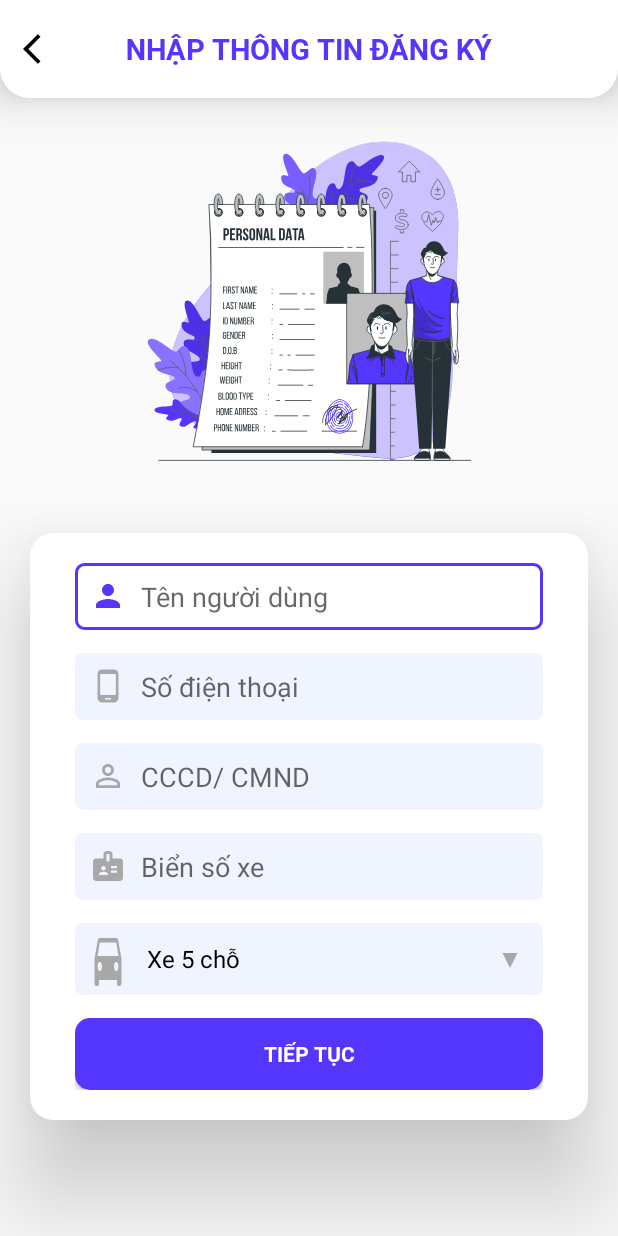
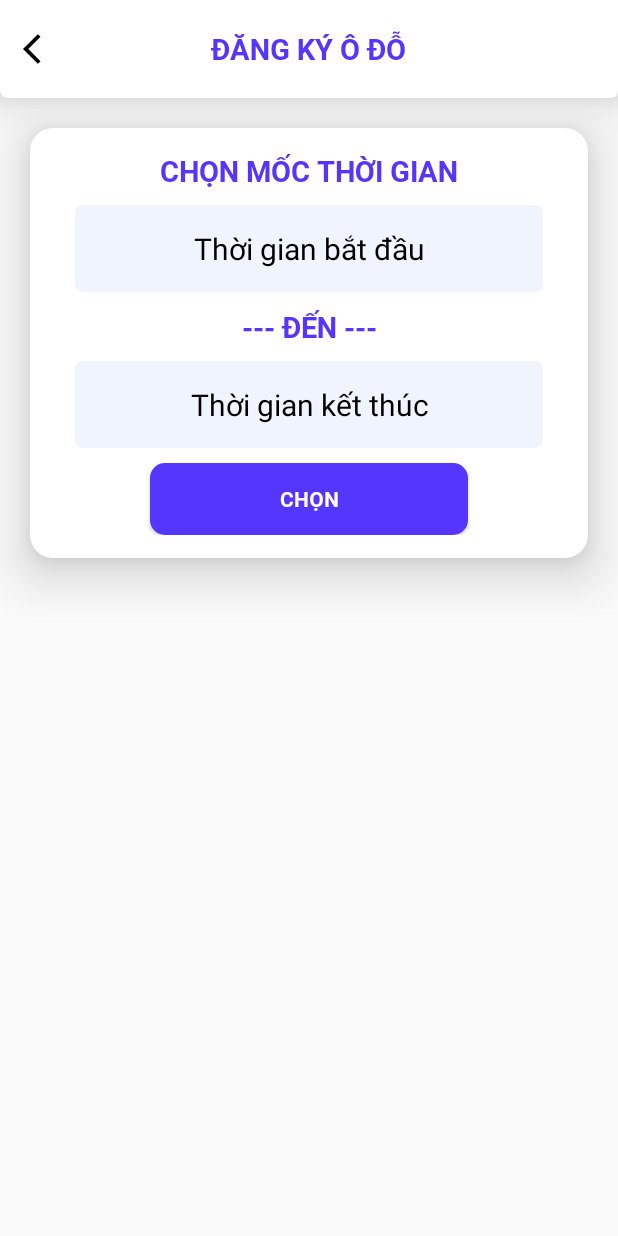
Before and after one commit to LeCongTung/ParkingLot, an Android app: the screen it shows after launch (fillInformation before the commit, register_parkinglot after it), on a phone screen of 412 x 824 dp. Run offline under Robolectric (Android 15) with nearby library versions, the phone set to English and light mode, and no system bars.

Commit message:
update 8h10 29/9/2022: add Time in Form register_parkingLot

```diff
--- a/app/src/main/res/drawable/bg_passer_header.xml
+++ b/app/src/main/res/drawable/bg_passer_header.xml
@@ -4,8 +4,8 @@
         <shape
             android:shape="rectangle">
             <corners
-                android:bottomLeftRadius="20dp"
-                android:bottomRightRadius="20dp"/>
+                android:bottomLeftRadius="5dp"
+                android:bottomRightRadius="5dp"/>
                 <solid
                     android:color="@color/white"/>
         </shape>
--- a/app/src/main/res/layout/activity_fill_information.xml
+++ b/app/src/main/res/layout/activity_fill_information.xml
@@ -48,11 +48,11 @@
         android:layout_centerInParent="true">
 
         <LinearLayout
-            android:layout_marginTop="20dp"
             android:id="@+id/layout_body"
             android:layout_width="match_parent"
             android:layout_height="wrap_content"
             android:layout_marginHorizontal="20dp"
+            android:layout_marginTop="20dp"
             android:background="@drawable/bg_passer_body"
             android:elevation="40dp"
             android:orientation="vertical"
@@ -144,6 +144,7 @@
                 android:paddingStart="40dp" />
 
             <Button
+                android:id="@+id/btn_continue"
                 android:layout_width="match_parent"
                 android:layout_height="wrap_content"
                 android:background="@drawable/bg_passer_body_btn"
--- /dev/null
+++ b/app/src/main/res/layout/activity_register_parkinglot.xml
@@ -0,0 +1,109 @@
+<?xml version="1.0" encoding="utf-8"?>
+<RelativeLayout xmlns:android="http://schemas.android.com/apk/res/android"
+    xmlns:app="http://schemas.android.com/apk/res-auto"
+    xmlns:tools="http://schemas.android.com/tools"
+    android:layout_width="match_parent"
+    android:layout_height="match_parent"
+    tools:context=".feature.customer.passer.register_parkingLot.register_parkinglot">
+    <RelativeLayout
+        android:id="@+id/layout_top"
+        android:layout_width="match_parent"
+        android:layout_height="wrap_content"
+        android:background="@drawable/bg_passer_header"
+        android:elevation="20dp"
+        android:paddingHorizontal="10dp"
+        android:paddingVertical="15dp">
+
+        <ImageButton
+            android:layout_width="wrap_content"
+            android:layout_height="wrap_content"
+            android:background="@color/white"
+            android:padding="5dp"
+            android:src="@drawable/ic_passer_header_back" />
+
+        <TextView
+            android:layout_width="wrap_content"
+            android:layout_height="wrap_content"
+            android:layout_centerInParent="true"
+            android:fontFamily="@font/roboto_bold"
+            android:text="ĐĂNG KÝ Ô ĐỖ"
+            android:textColor="@color/mainColor"
+            android:textSize="19sp" />
+    </RelativeLayout>
+
+
+        <LinearLayout
+            android:id="@+id/layout_choose"
+            android:layout_below="@+id/layout_top"
+            android:layout_width="match_parent"
+            android:layout_height="wrap_content"
+            android:layout_marginHorizontal="20dp"
+            android:layout_marginVertical="20dp"
+            android:background="@drawable/bg_passer_body"
+            android:elevation="20dp"
+            android:paddingHorizontal="30dp"
+            android:paddingVertical="15dp"
+            android:orientation="vertical">
+
+            <TextView
+                android:layout_width="match_parent"
+                android:layout_height="wrap_content"
+                android:fontFamily="@font/roboto_bold"
+                android:text="CHỌN MỐC THỜI GIAN"
+                android:textColor="@color/mainColor"
+                android:textSize="19sp"
+                android:textAlignment="center"/>
+
+            <EditText
+                android:id="@+id/edt_startTime"
+                android:layout_width="match_parent"
+                android:layout_height="wrap_content"
+                android:padding="15dp"
+                android:background="@drawable/bg_passer_body_textbox"
+                android:text="Thời gian bắt đầu"
+                android:textColor="@color/black"
+                android:textAlignment="center"
+                android:textSize="20sp"
+                android:layout_marginVertical="10dp"
+                android:focusable="false"/>
+
+            <TextView
+                android:id="@+id/tv_text"
+                android:layout_width="match_parent"
+                android:layout_height="wrap_content"
+                android:fontFamily="@font/roboto_bold"
+                android:text="--- ĐẾN ---"
+                android:textColor="@color/mainColor"
+                android:textSize="19sp"
+                android:textAlignment="center"/>
+            <EditText
+                android:id="@+id/edt_endTime"
+                android:layout_width="match_parent"
+                android:layout_height="wrap_content"
+                android:padding="15dp"
+                android:background="@drawable/bg_passer_body_textbox"
+                android:text="Thời gian kết thúc"
+                android:textColor="@color/black"
+                android:textAlignment="center"
+                android:textSize="20sp"
+                android:layout_marginVertical="10dp"
+                android:focusable="false"/>
+
+            <Button
+                android:id="@+id/btn_continue"
+                android:layout_width="match_parent"
+                android:layout_height="wrap_content"
+                android:background="@drawable/bg_passer_body_btn"
+                android:fontFamily="@font/roboto_bold"
+                android:text="CHỌN"
+                android:textColor="@color/white"
+                android:layout_marginHorizontal="50dp"/>
+        </LinearLayout>
+    <ScrollView
+        android:id="@+id/layout_pickSlot"
+        android:layout_below="@+id/layout_choose"
+        android:layout_width="match_parent"
+        android:layout_height="wrap_content">
+
+    </ScrollView>
+</RelativeLayout>
--- a/app/src/main/res/values/themes.xml
+++ b/app/src/main/res/values/themes.xml
@@ -21,5 +21,8 @@
 
         <item name="android:navigationBarColor">@color/white</item>
         <item name="android:windowLightNavigationBar" tools:targetApi="o_mr1">true</item>
+        <item name="colorSecondaryVariant">@color/mainColor</item>
+
+
     </style>
 </resources>
```
Also changed, not shown: app/src/main/AndroidManifest.xml (+13 -2 lines), app/src/main/java/com/letung/parkinglot/feature/customer/passer/register_parkingLot/register_parkinglot.kt (added, +103 -0 lines), app/src/main/res/values/strings.xml (indentation only).
